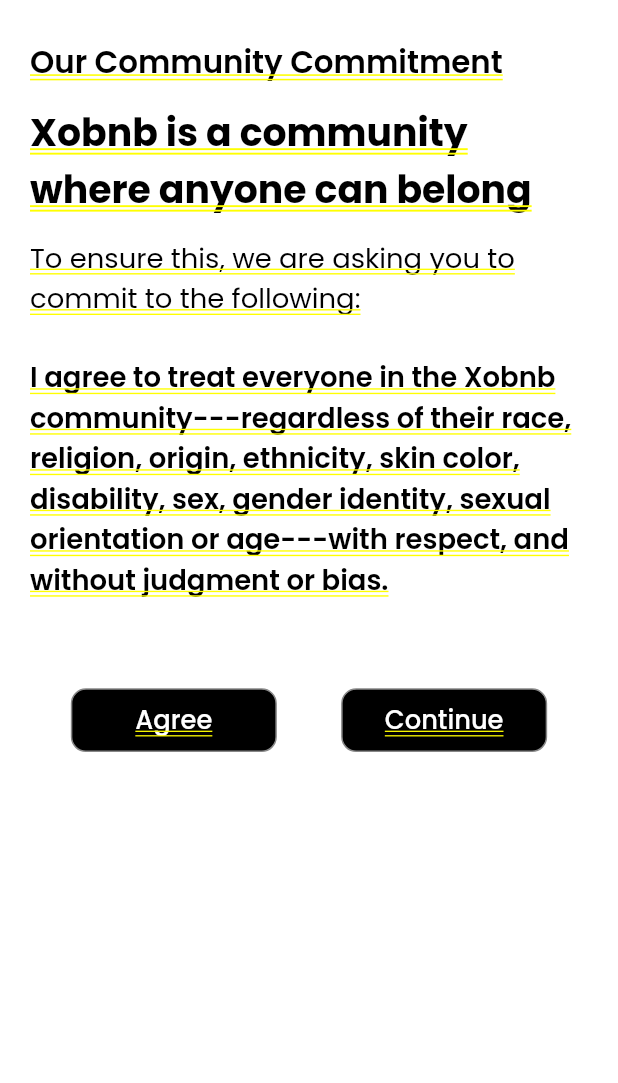
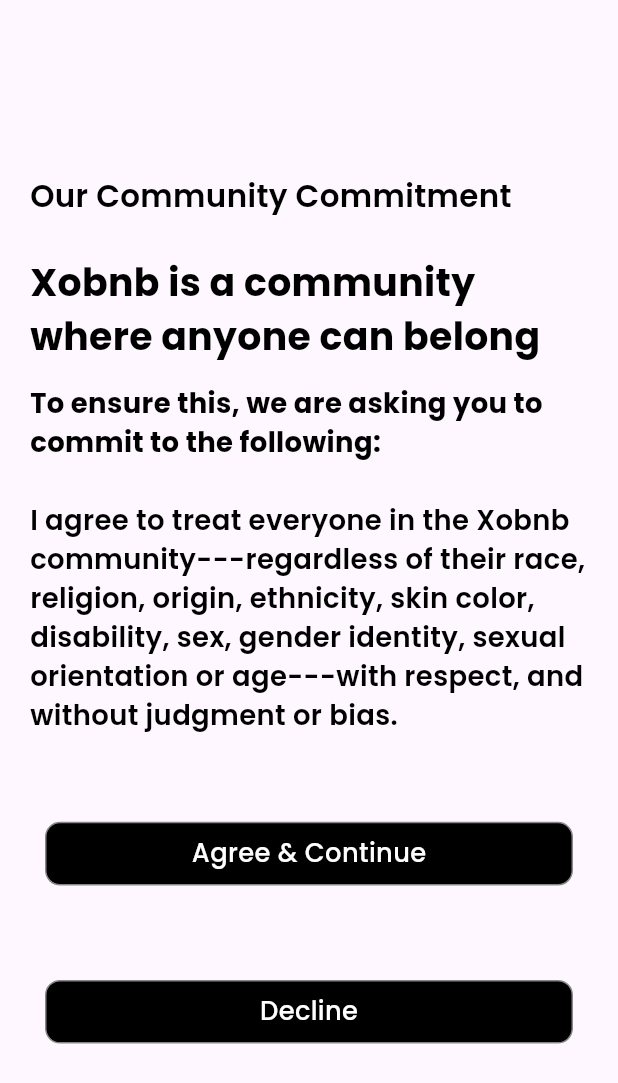
Before and after one commit to wajehafatima/air-bnb, a Flutter app: the screen it shows after launch, on a phone screen of 412 x 824 dp. Shown: the top 1083 px of the screen. Run offline on Flutter 3.47's test engine with Material 3 defaults, Android fonts, the phone set to English and light mode, and no system bars; our stand-ins replace country_picker, flutter_screenutil, google_fonts, matcher.

Commit message:
update code

```diff
--- a/lib/src/view/homeview/profile-view/hosting/hosting-agriment.dart
+++ b/lib/src/view/homeview/profile-view/hosting/hosting-agriment.dart
@@ -16,20 +16,21 @@ class HostingAgreementScreen extends StatefulWidget {
 class _HostingAgreementScreenState extends State<HostingAgreementScreen> {
   @override
   Widget build(BuildContext context) {
-    return Padding(
+    return Scaffold(
+        body: Padding(
       padding: const EdgeInsets.only(left: 20, right: 20),
       child: Column(
         crossAxisAlignment: CrossAxisAlignment.start,
         children: [
           SizedBox(
-            height: 20.h,
+            height: 90.h,
           ),
           Primarytext(
               text: 'Our Community Commitment',
               fontSize: 18.sp,
               fontWeight: FontWeight.w600, // Semi-bold
               textColor: appColors.blacktext),
-          SizedBox(height: 10.h),
+          SizedBox(height: 20.h),
           Primarytext(
               text: 'Xobnb is a community where anyone can belong',
               fontSize: 22.sp, // Extra large text
@@ -40,7 +41,7 @@ class _HostingAgreementScreenState extends State<HostingAgreementScreen> {
               text:
                   'To ensure this, we are asking you to commit to the following:',
               fontSize: 16.sp,
-              fontWeight: FontWeight.w400, // Non-bold
+              fontWeight: FontWeight.bold, // Non-bold
               textColor: appColors.blacktext),
           SizedBox(height: 20.h),
           Primarytext(
@@ -50,28 +51,23 @@ class _HostingAgreementScreenState extends State<HostingAgreementScreen> {
               fontWeight: FontWeight.w600, // Normal bold
               textColor: appColors.blacktext),
           SizedBox(height: 30.h),
-          Row(
-            mainAxisAlignment: MainAxisAlignment.center,
-            children: [
           Custombutton(
-                text: 'Agree',
+            text: 'Agree & Continue',
             onTap: () {},
             color: appColors.blacktext,
             textColor: appColors.whiteBG,
-                width: 120.w,
+            // width: 120.w,
           ),
-              SizedBox(width: 20.w),
+          SizedBox(height: 20.w),
           Custombutton(
-                text: 'Continue',
+            text: 'Decline',
             onTap: () {},
             color: appColors.blacktext,
             textColor: appColors.whiteBG,
-                width: 120.w,
+            //   width: 120.w,
           ),
         ],
       ),
-        ],
-      ),
-    );
+    ));
   }
 }
```
Lines whose indentation alone changed are shown as unchanged.
